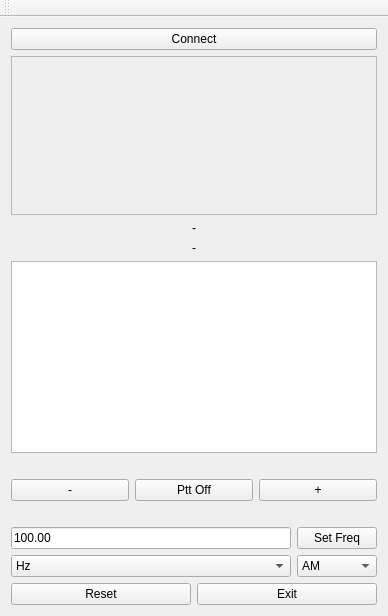
Qt form HackRfRemote/mainwindow.ui (takyonxxx/HackRfRemoteControl) before a commit.
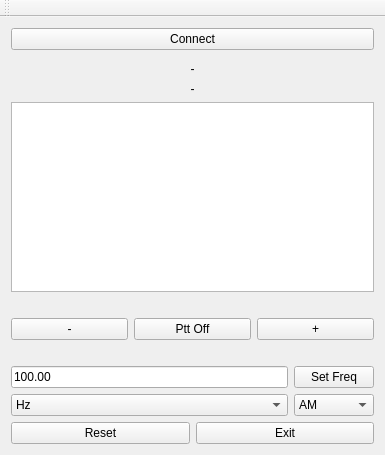
The same form after that commit. Custom widgets are drawn as their Qt base class.

```diff
--- a/HackRfRemote/mainwindow.ui
+++ b/HackRfRemote/mainwindow.ui
@@ -6,8 +6,8 @@
    <rect>
     <x>0</x>
     <y>0</y>
-    <width>388</width>
-    <height>616</height>
+    <width>385</width>
+    <height>455</height>
    </rect>
   </property>
   <property name="windowTitle">
```
